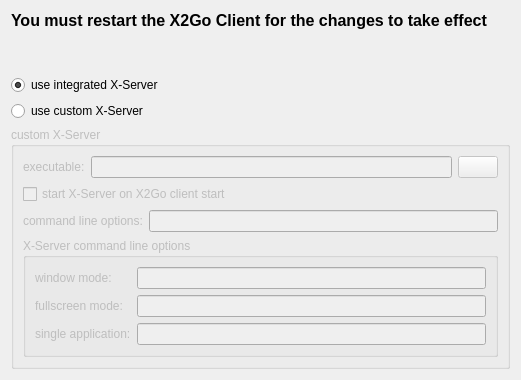
Before: the Qt Designer form xsettingsui.ui in zoltan-ongithub/x2goclient-qt5, drawn with Qt 5.
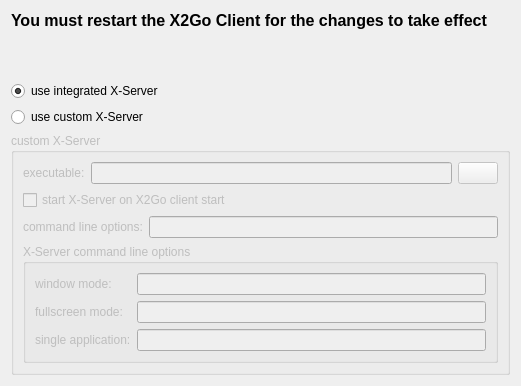
After: the same form once the commit is applied.

```diff
--- a/xsettingsui.ui
+++ b/xsettingsui.ui
@@ -7,7 +7,7 @@
     <x>0</x>
     <y>0</y>
     <width>521</width>
-    <height>380</height>
+    <height>386</height>
    </rect>
   </property>
   <property name="windowTitle">
```
Left out of the diff: 1 changed line with no effect on the pictures.
